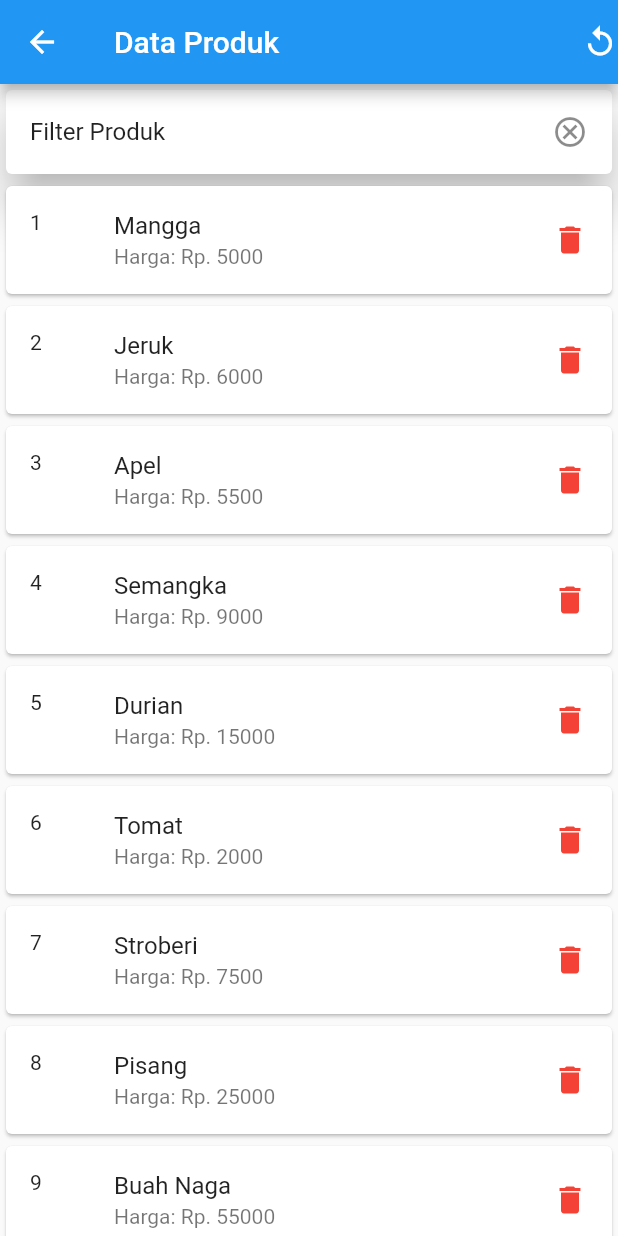
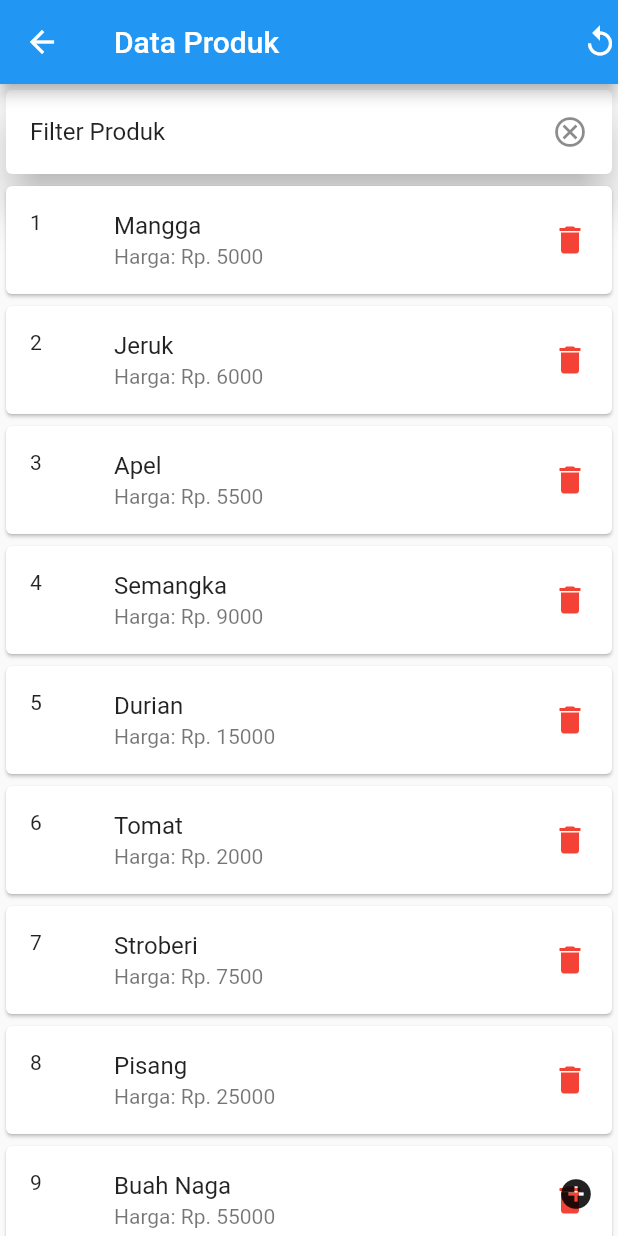
Before and after one commit to ibrahimfe/flutter_app, a Flutter app: the Store screen opened by its route, on a phone screen of 412 x 824 dp. Run offline on Flutter 3.47's test engine with Material 2 defaults, Android fonts, the phone set to English and light mode, and no system bars.

Commit message:
add floating button

```diff
--- a/lib/data_produk.dart
+++ b/lib/data_produk.dart
@@ -141,6 +141,9 @@ class Store extends StatelessWidget {
           ),
         ],
       ),
+      floatingActionButton: const Icon(
+        Icons.add_circle,
+      ),
     );
   }
 }
```
